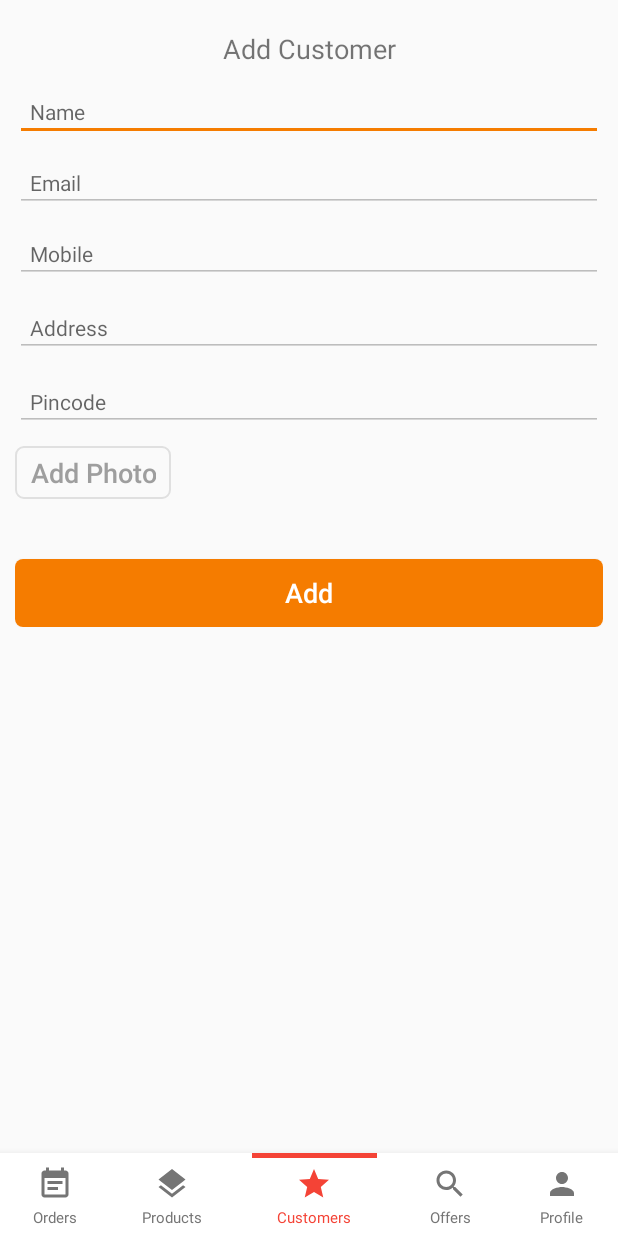
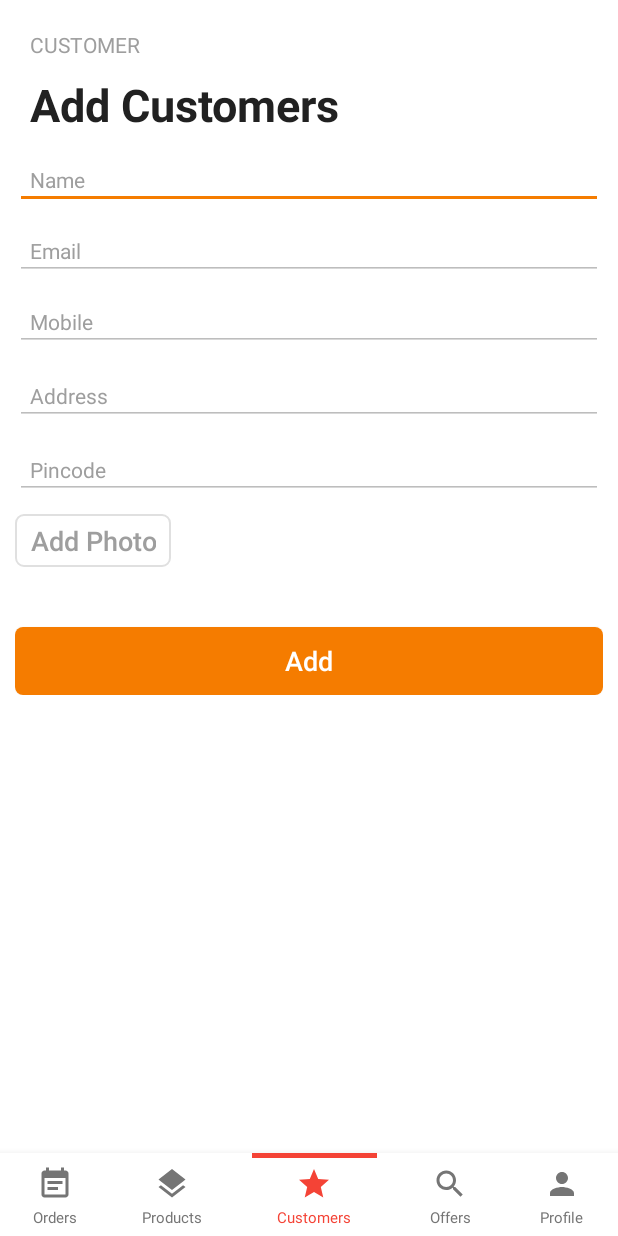
Before and after one commit to surajkrsingh01/shop, an Android app: the AddCustomerActivity screen opened directly, with no data from a screen before it, on a phone screen of 412 x 824 dp. Run offline under Robolectric (Android 15) with nearby library versions, the light colour scheme and no system bars; network calls fail.

Commit message:
commited by suraj

```diff
--- a/app/src/main/java/com/shoppursshop/activities/ProductDetailActivity.java
+++ b/app/src/main/java/com/shoppursshop/activities/ProductDetailActivity.java
@@ -17,6 +17,7 @@ import android.widget.Button;
 import android.widget.CheckBox;
 import android.widget.CompoundButton;
 import android.widget.ImageView;
+import android.widget.LinearLayout;
 import android.widget.RelativeLayout;
 import android.widget.TextView;
 
@@ -61,6 +62,7 @@ public class ProductDetailActivity extends NetworkBaseActivity {
     private TextView tvStarRatings,tvNumRatings,tvDiscount,tvMrp,tvReadMore,textTotalSale;
     private RelativeLayout relativeLayoutRating;
     private RelativeLayout relative_reorder;
+    private LinearLayout linear_amount_division;
     private ImageView imageView2,imageView3,imageView4;
     private Button btnLoadMoreReviews;
     private MyProductItem myProductItem;
@@ -109,6 +111,7 @@ public class ProductDetailActivity extends NetworkBaseActivity {
         checkBoxMultipleBarcode = findViewById(R.id.checkbox_multiple_barcode);
         tvMrp.setPaintFlags(tvMrp.getPaintFlags() | Paint.STRIKE_THRU_TEXT_FLAG);
         relative_reorder = findViewById(R.id.relative_reorder);
+        linear_amount_division = findViewById(R.id.linear_amount_division);
         text_sale_trend_Label = findViewById(R.id.text_sale_trend_Label);
         text_reviews_Label = findViewById(R.id.text_reviews_Label);
 
@@ -127,6 +130,7 @@ public class ProductDetailActivity extends NetworkBaseActivity {
                 textReorderLevel.setVisibility(View.GONE);
                 textReorderLevel.setVisibility(View.GONE);
                 relative_reorder.setVisibility(View.GONE);
+                linear_amount_division.setVisibility(View.GONE);
                 text_sale_trend_Label.setVisibility(View.GONE);
                 text_reviews_Label.setVisibility(View.GONE);
                 //myProductItem = dbHelper.getProductDetails(intent.getIntExtra("id",0));
@@ -163,7 +167,7 @@ public class ProductDetailActivity extends NetworkBaseActivity {
             tvMrp.setVisibility(View.GONE);
         }
 
-        if(myProductItem.getIsBarCodeAvailable().equals("N")){
+        if(myProductItem.getIsBarCodeAvailable()!=null && myProductItem.getIsBarCodeAvailable().equals("N")){
             buttonAddMultipleBarcode.setVisibility(View.GONE);
         }
 
@@ -251,6 +255,7 @@ public class ProductDetailActivity extends NetworkBaseActivity {
             recyclerViewMonthlyGraph.setVisibility(View.GONE);
             // recyclerViewOffers.setVisibility(View.GONE);
             recyclerViewReview.setVisibility(View.GONE);
+            buttonAddMultipleBarcode.setVisibility(View.GONE);
         }
 
         setReviews();
--- a/app/src/main/java/com/shoppursshop/activities/settings/BuyUserLicenceActivity.java
+++ b/app/src/main/java/com/shoppursshop/activities/settings/BuyUserLicenceActivity.java
@@ -120,7 +120,7 @@ public class BuyUserLicenceActivity extends NetworkBaseActivity implements MyIte
         if(schemeCode>=0){
             totalAmount = mschemeList.get(schemeCode).getProdMrp() * noOfUser;
         }
-        tvtotalAmount.setText(String.valueOf(totalAmount));
+        tvtotalAmount.setText(Utility.numberFormat(totalAmount));
     }
 
     @Override
--- a/app/src/main/res/layout/content_add_customer.xml
+++ b/app/src/main/res/layout/content_add_customer.xml
@@ -4,6 +4,7 @@
     xmlns:tools="http://schemas.android.com/tools"
     android:layout_width="match_parent"
     android:layout_height="match_parent"
+    android:background="?attr/backgroundColor"
     app:layout_behavior="@string/appbar_scrolling_view_behavior"
     tools:context=".activities.AddCustomerActivity"
     tools:showIn="@layout/activity_add_customer">
@@ -23,16 +24,34 @@
             android:layout_width="match_parent"
             android:layout_height="wrap_content">
 
-        <TextView
-            android:id="@+id/text_add_customer_label"
-            android:layout_marginTop="@dimen/activity_vertical_margin"
-            android:textSize="@dimen/large_text_size"
-            android:gravity="center_horizontal"
-            android:layout_width="match_parent"
-            android:layout_height="wrap_content"
-            android:text="@string/add_customer" />
+            <TextView
+                android:id="@+id/text_header"
+                android:textColor="?attr/secondaryTextColor"
+                android:text="Customer"
+                android:layout_marginTop="@dimen/activity_vertical_margin"
+                android:paddingLeft="@dimen/view_horizontal_margin"
+                android:paddingRight="@dimen/view_horizontal_margin"
+                android:textSize="@dimen/home_list_header_text_size"
+                android:textAllCaps="true"
+                android:layout_width="wrap_content"
+                android:layout_height="wrap_content" />
+
+            <TextView
+                android:id="@+id/text_sub_header"
+                android:layout_marginTop="@dimen/view_vertical_margin"
+                android:paddingLeft="@dimen/view_horizontal_margin"
+                android:paddingRight="@dimen/view_horizontal_margin"
+                android:layout_below="@+id/text_header"
+                android:textColor="?attr/primaryTextColor"
+                android:text="Add Customers"
+                android:textStyle="bold"
+                android:textSize="@dimen/product_list_very_large_text_size"
+                android:layout_width="wrap_content"
+                android:layout_height="wrap_content" />
 
             <EditText
+                android:textColorHint="?attr/secondaryTextColor"
+                android:textColor="?attr/primaryTextColor"
                 android:id="@+id/edit_customer_name"
                 android:hint="@string/name"
                 android:inputType="textCapWords"
@@ -48,6 +67,8 @@
                 android:layout_height="wrap_content" />
 
             <EditText
+                android:textColorHint="?attr/secondaryTextColor"
+                android:textColor="?attr/primaryTextColor"
                 android:id="@+id/edit_customer_email"
                 android:hint="@string/email"
                 android:inputType="textEmailAddress"
@@ -63,6 +84,8 @@
                 android:layout_height="wrap_content" />
 
             <EditText
+                android:textColorHint="?attr/secondaryTextColor"
+                android:textColor="?attr/primaryTextColor"
                 android:id="@+id/edit_customer_mobile"
                 android:hint="@string/mobile"
                 android:inputType="phone"
@@ -78,6 +101,8 @@
                 android:layout_height="wrap_content" />
 
             <EditText
+                android:textColorHint="?attr/secondaryTextColor"
+                android:textColor="?attr/primaryTextColor"
                 android:id="@+id/edit_customer_address"
                 android:hint="@string/address"
                 android:inputType="text"
@@ -93,6 +118,8 @@
                 android:layout_height="wrap_content" />
 
             <EditText
+                android:textColorHint="?attr/secondaryTextColor"
+                android:textColor="?attr/primaryTextColor"
                 android:id="@+id/edit_customer_pin"
                 android:hint="@string/pincode"
                 android:inputType="number"
```
